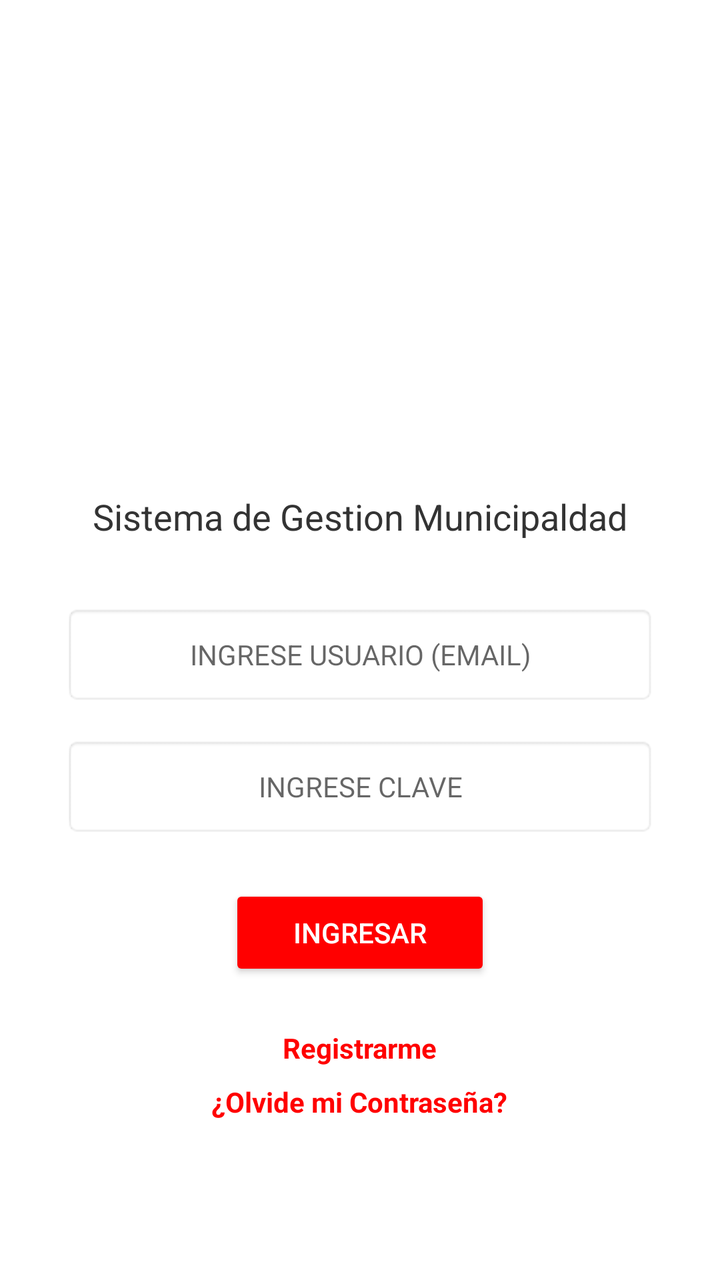
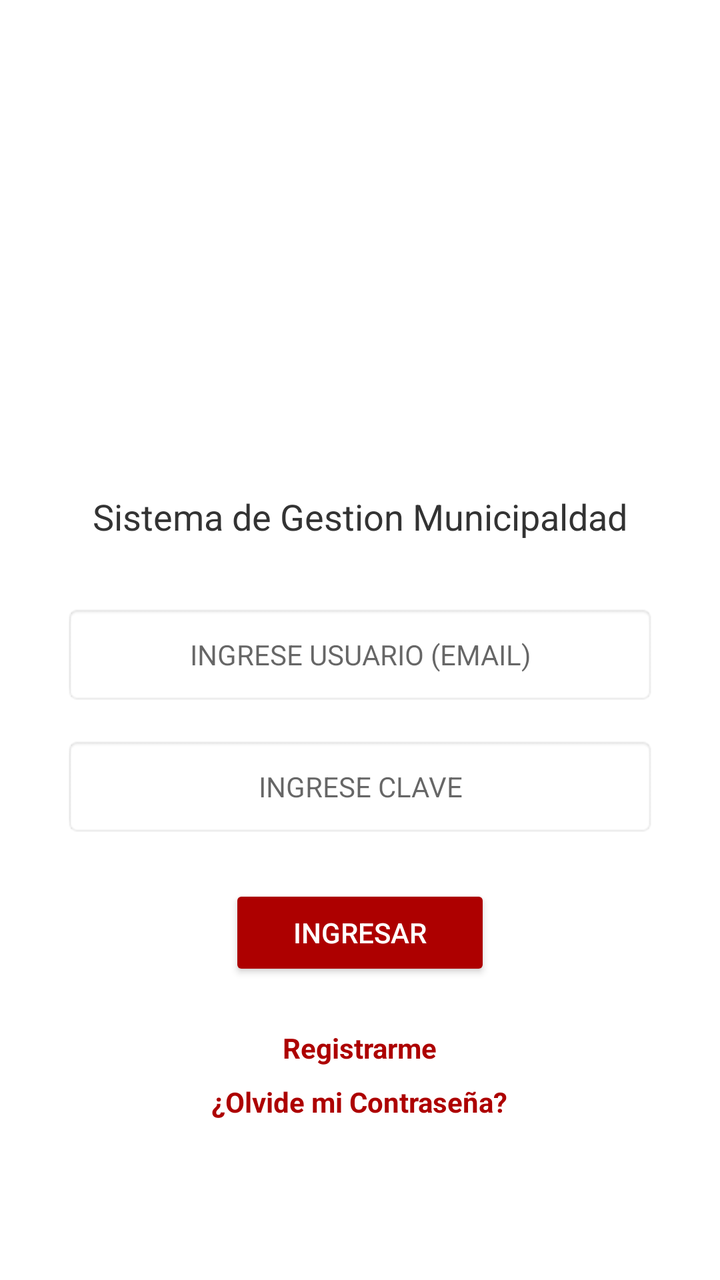

Compare the two renders of this Android layout. The source of the first and the diff that turns it into the second are given below.
<!-- AndroidManifest.xml: activity theme Theme.AppCompat.Light.NoActionBar -->
<!-- res/layout/activity_main.xml -->
<?xml version="1.0" encoding="utf-8"?>
<androidx.constraintlayout.widget.ConstraintLayout xmlns:android="http://schemas.android.com/apk/res/android"
        android:layout_width="match_parent"
        android:layout_height="match_parent">
<androidx.constraintlayout.widget.ConstraintLayout
    xmlns:android="http://schemas.android.com/apk/res/android"
    xmlns:app="http://schemas.android.com/apk/res-auto"
    android:layout_width="match_parent"
    android:layout_height="match_parent"
    android:background="#FFFFFF"
    android:padding="32dp">

    <LinearLayout
        android:layout_width="match_parent"
        android:layout_height="wrap_content"
        android:orientation="vertical"
        android:gravity="center_horizontal"
        app:layout_constraintBottom_toBottomOf="parent"
        app:layout_constraintTop_toTopOf="parent">

        
        <ImageView
            android:id="@+id/imgLogo"
            android:layout_width="150dp"
            android:layout_height="150dp"
            android:src="@mipmap/ic_launcher"
            android:layout_marginBottom="16dp"
            android:contentDescription="Logo Municipalidad" />

        <TextView
            android:layout_width="wrap_content"
            android:layout_height="wrap_content"
            android:text="Sistema de Gestion Municipaldad"
            android:textSize="18sp"
            android:textColor="#333333"
            android:layout_marginBottom="32dp" />

        
        <EditText
            android:id="@+id/etEmail"
            android:layout_width="match_parent"
            android:layout_height="50dp"
            android:background="@android:drawable/editbox_background"
            android:hint="INGRESE USUARIO (EMAIL)"
            android:inputType="textEmailAddress"
            android:padding="12dp"
            android:layout_marginBottom="16dp"
            android:gravity="center"
            android:textSize="14sp"/>

        
        <EditText
            android:id="@+id/etPassword"
            android:layout_width="match_parent"
            android:layout_height="50dp"
            android:background="@android:drawable/editbox_background"
            android:hint="INGRESE CLAVE"
            android:inputType="textPassword"
            android:padding="12dp"
            android:layout_marginBottom="24dp"
            android:gravity="center"
            android:textSize="14sp"/>

        
        <Button
            android:id="@+id/btnIngresar"
            android:layout_width="wrap_content"
            android:layout_height="wrap_content"
            android:text="INGRESAR"
            android:backgroundTint="#FF0000"
            android:textColor="#FFFFFF"
            android:paddingHorizontal="32dp"
            android:layout_marginBottom="24dp"/>

        
        <TextView
            android:id="@+id/tvRegistrarme"
            android:layout_width="wrap_content"
            android:layout_height="wrap_content"
            android:text="Registrarme"
            android:textColor="#FF0000"
            android:textStyle="bold"
            android:layout_marginBottom="8dp" />

        <TextView
            android:id="@+id/tvOlvidasteClave"
            android:layout_width="wrap_content"
            android:layout_height="wrap_content"
            android:text="¿Olvide mi Contraseña?"
            android:textColor="#FF0000"
            android:textStyle="bold" />

    </LinearLayout>

</androidx.constraintlayout.widget.ConstraintLayout>


</androidx.constraintlayout.widget.ConstraintLayout>
<!-- resources referenced by this layout -->
<resources>
  <!-- mipmap ic_launcher (mipmap-anydpi-v26) -->
  <?xml version="1.0" encoding="utf-8"?>
  <adaptive-icon xmlns:android="http://schemas.android.com/apk/res/android">
      <background android:drawable="@drawable/ic_launcher_background" />
      <foreground android:drawable="@drawable/ic_launcher_foreground" />
      <monochrome android:drawable="@drawable/ic_launcher_foreground" />
  </adaptive-icon>
  <!-- drawable ic_launcher_background: vector/xml drawable (drawable, 6141 chars, omitted) -->
  <!-- drawable ic_launcher_foreground (drawable) -->
  <vector xmlns:android="http://schemas.android.com/apk/res/android"
          xmlns:aapt="http://schemas.android.com/aapt"
          android:width="108dp"
          android:height="108dp"
          android:viewportWidth="108"
          android:viewportHeight="108">
      <path android:pathData="M31,63.928c0,0 6.4,-11 12.1,-13.1c7.2,-2.6 26,-1.4 26,-1.4l38.1,38.1L107,108.928l-32,-1L31,63.928z">
          <aapt:attr name="android:fillColor">
              <gradient
                      android:startY="49.59793"
                      android:startX="42.9492"
                      android:endY="92.4963"
                      android:endX="85.84757"
                      android:type="linear">
                  <item
                          android:color="#44000000"
                          android:offset="0.0" />
                  <item
                          android:color="#00000000"
                          android:offset="1.0" />
              </gradient>
          </aapt:attr>
      </path>
      <path
              android:pathData="M65.3,45.828l3.8,-6.6c0.2,-0.4 0.1,-0.9 -0.3,-1.1c-0.4,-0.2 -0.9,-0.1 -1.1,0.3l-3.9,6.7c-6.3,-2.8 -13.4,-2.8 -19.7,0l-3.9,-6.7c-0.2,-0.4 -0.7,-0.5 -1.1,-0.3C38.8,38.328 38.7,38.828 38.9,39.228l3.8,6.6C36.2,49.428 31.7,56.028 31,63.928h46C76.3,56.028 71.8,49.428 65.3,45.828zM43.4,57.328c-0.8,0 -1.5,-0.5 -1.8,-1.2c-0.3,-0.7 -0.1,-1.5 0.4,-2.1c0.5,-0.5 1.4,-0.7 2.1,-0.4c0.7,0.3 1.2,1 1.2,1.8C45.3,56.528 44.5,57.328 43.4,57.328L43.4,57.328zM64.6,57.328c-0.8,0 -1.5,-0.5 -1.8,-1.2s-0.1,-1.5 0.4,-2.1c0.5,-0.5 1.4,-0.7 2.1,-0.4c0.7,0.3 1.2,1 1.2,1.8C66.5,56.528 65.6,57.328 64.6,57.328L64.6,57.328z"
              android:fillColor="#FFFFFF"
              android:fillType="nonZero"
              android:strokeWidth="1"
              android:strokeColor="#00000000" />
  </vector>
</resources>

<!-- the commit's change to res/layout/activity_main.xml (unified diff, before → after) -->
@@ -7,7 +7,7 @@
     xmlns:app="http://schemas.android.com/apk/res-auto"
     android:layout_width="match_parent"
     android:layout_height="match_parent"
-    android:background="#FFFFFF"
+    android:background="@color/bg_gris_0"
     android:padding="32dp">
 
     <LinearLayout
@@ -32,7 +32,7 @@
             android:layout_height="wrap_content"
             android:text="Sistema de Gestion Municipaldad"
             android:textSize="18sp"
-            android:textColor="#333333"
+            android:textColor="@color/bg_gris_80"
             android:layout_marginBottom="32dp" />
 
         
@@ -67,8 +67,8 @@
             android:layout_width="wrap_content"
             android:layout_height="wrap_content"
             android:text="INGRESAR"
-            android:backgroundTint="#FF0000"
-            android:textColor="#FFFFFF"
+            android:backgroundTint="@color/bg_muni"
+            android:textColor="@color/bg_gris_0"
             android:paddingHorizontal="32dp"
             android:layout_marginBottom="24dp"/>
 
@@ -78,7 +78,7 @@
             android:layout_width="wrap_content"
             android:layout_height="wrap_content"
             android:text="Registrarme"
-            android:textColor="#FF0000"
+            android:textColor="@color/bg_muni"
             android:textStyle="bold"
             android:layout_marginBottom="8dp" />
 
@@ -87,7 +87,7 @@
             android:layout_width="wrap_content"
             android:layout_height="wrap_content"
             android:text="¿Olvide mi Contraseña?"
-            android:textColor="#FF0000"
+            android:textColor="@color/bg_muni"
             android:textStyle="bold" />
 
     </LinearLayout>
<!-- resource entries referenced after the edit -->
@@ -1,5 +1,8 @@
 <!-- resources referenced by this layout -->
 <resources>
+  <color name="bg_gris_0">#ffffff</color>
+  <color name="bg_gris_80">#333333</color>
+  <color name="bg_muni">#AD0000</color>
   <!-- mipmap ic_launcher (mipmap-anydpi-v26) -->
   <?xml version="1.0" encoding="utf-8"?>
   <adaptive-icon xmlns:android="http://schemas.android.com/apk/res/android">
